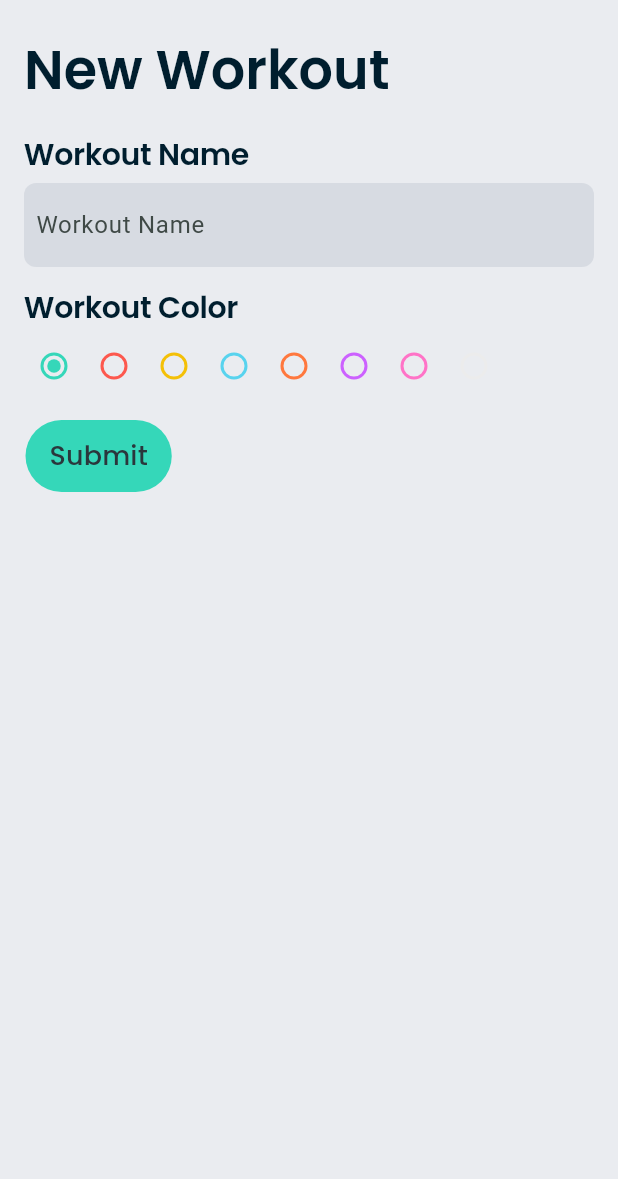
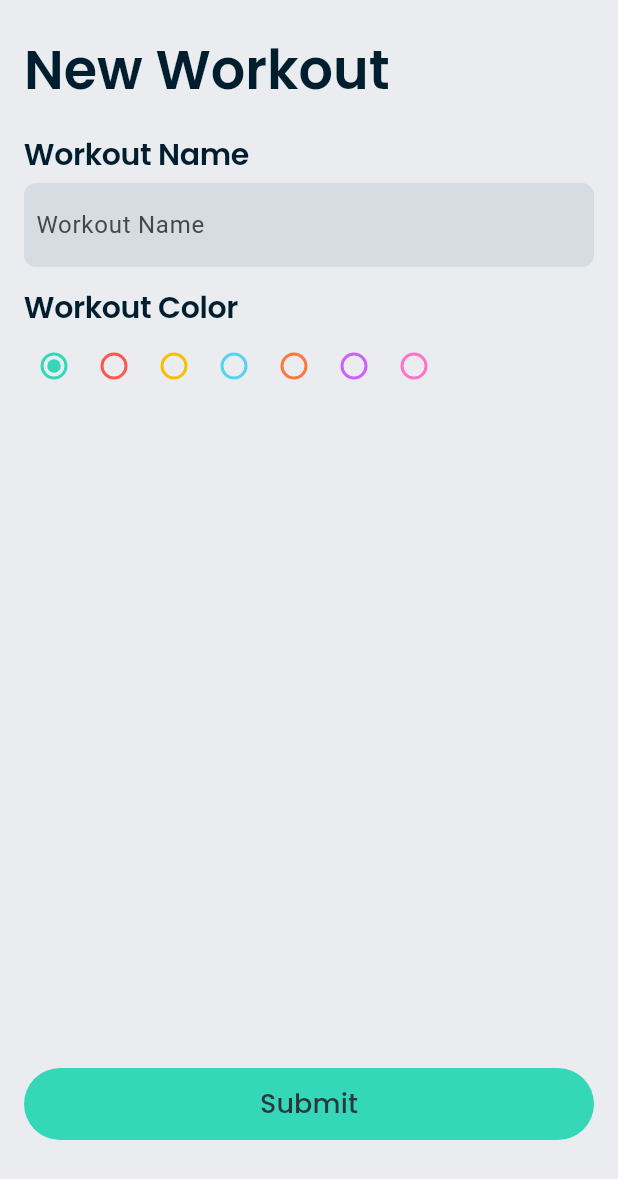
Before and after one commit to M4TTRX/spotme, a Flutter app: the AddWorkoutView widget shown alone on an empty page, opened directly with empty values, on a phone screen of 412 x 824 dp. Shown: the top 1179 px of the screen. Run offline on Flutter 3.47's test engine with Material 2 defaults, Android fonts, the phone set to English and light mode, and no system bars; our stand-ins replace cloud_firestore, firebase_auth, firebase_core, flutter_spinkit, flutter_svg, flutter_typeahead and 4 more; missing offline and left inert: firebase_ui_auth, spring_button; accounts and stored records are empty.

Commit message:
up to workotu stitching

```diff
--- a/lib/model/database/exercise_db_model.dart
+++ b/lib/model/database/exercise_db_model.dart
@@ -21,7 +21,7 @@ class DatabaseExercise {
   // notes represents the optional notes a user may put on their exercise
   String? notes;
   // workout describes the workout this exercise is part of
-  Workout? workout;
+  String? workout;
 
   // Generated methods
   // ==============================================================================
@@ -44,7 +44,7 @@ class DatabaseExercise {
     DateTime? createDate,
     String? userID,
     String? notes,
-    Workout? workout,
+    String? workout,
   }) {
     return DatabaseExercise(
       id: id ?? this.id,
@@ -67,7 +67,7 @@ class DatabaseExercise {
       'createDate': createDate?.millisecondsSinceEpoch,
       'userID': userID,
       'notes': notes,
-      'workout': workout?.toMap() ?? null,
+      'workout': workout,
     };
   }
 
@@ -83,7 +83,7 @@ class DatabaseExercise {
       createDate: DateTime.fromMillisecondsSinceEpoch(map['createDate']),
       userID: map['userID'],
       notes: map['notes'],
-      workout: Workout.fromMap(map['workout']),
+      workout: map['workout'],
     );
   }
 
--- a/lib/model/workout_model.dart
+++ b/lib/model/workout_model.dart
@@ -4,17 +4,20 @@ import 'package:flutter/material.dart';
 import 'package:spotme/theme/workout_colors.dart';
 
 class Workout {
-  Workout(this.name, this.userID, {this.color = WorkoutColor.NEUTRAL});
+  Workout(this.name, this.userID,
+      {this.color = WorkoutColor.NEUTRAL, active = true});
   final String name;
   final String userID;
   WorkoutColor color;
+  bool active = true;
 
   Workout copyWith({
     required String name,
     required String userID,
     color = WorkoutColor.NEUTRAL,
+      active = true
   }) {
-    return Workout(name, userID, color: color);
+    return Workout(name, userID, color: color, active: active);
   }
 
   Map<String, dynamic> toMap() {
@@ -22,6 +25,7 @@ class Workout {
       'name': name,
       'userID': userID,
       'color': color.name,
+      'active': active,
     };
   }
 
@@ -32,6 +36,7 @@ class Workout {
         map['name'],
         map['userID'],
         color: _getWorkoutColorFromMap(map),
+        active: map['userID'],
       );
     } catch (e) {
       print("Couldn't parse workout from map: $map");
--- a/lib/views/add_progress/add_exercise_view.dart
+++ b/lib/views/add_progress/add_exercise_view.dart
@@ -149,6 +149,12 @@ class _AddExerciseViewState extends State<AddExerciseView> {
                       onSuggestionSelected: (suggestion) {
                         setState(() {
                           try {
+                            // use the data from previous exercise to pre-load most things
+                            var newExercise = suggestion as Exercise;
+                            // genereate a new ID so create a new exercise
+                            newExercise.id = Uuid().v4();
+                            // set creation to now
+                            newExercise.createDate = DateTime.now();
                             this.exercise = suggestion as Exercise;
                             this.currentBuildType =
                                 "prefilled_" + (this.exercise!.type ?? "");
--- a/lib/views/add_progress/add_workout_modal_view.dart
+++ b/lib/views/add_progress/add_workout_modal_view.dart
@@ -66,6 +66,9 @@ class _AddWorkoutViewState extends State<AddWorkoutView> {
                   LayoutValues.MEDIUM,
                   LayoutValues.LARGEST),
               child: Column(
+                mainAxisAlignment: MainAxisAlignment.spaceBetween,
+                children: [
+                  Column(
                     crossAxisAlignment: CrossAxisAlignment.start,
                     children: [
                       Text(
@@ -105,42 +108,50 @@ class _AddWorkoutViewState extends State<AddWorkoutView> {
                         children: _colorRadio(),
                       ),
                       SizedBox(height: LayoutValues.MEDIUM),
-                  Row(
-                    children: [
-                      Row(
+
+                    ],
+                  ),
+                  Column(
                     mainAxisAlignment: MainAxisAlignment.spaceBetween,
                     children: [
-                          editMode
-                              ? TextButton(
-                                  child: Text("Delete"),
+                      if (editMode)
+                        ConstrainedBox(
+                          constraints:
+                              const BoxConstraints(minWidth: double.infinity),
+                          child: TextButton(
+                            child: Text("Delete this workout"),
                             style: ButtonStyles.dangerButton(context),
                             onPressed: () {
                               HapticFeedback.selectionClick();
                               this.service.deleteWorkout(
-                                        this._name.toLowerCase());
+                                  this._name.toLowerCase().trim());
                               Navigator.pop(context);
-
                             },
+                          ),
                         )
-                              : Container(
+                      else
+                        Container(
                           width: 1,
                         ),
-                          TextButton(
+                      SizedBox(height: LayoutValues.SMALL),
+                      ConstrainedBox(
+                        constraints:
+                            const BoxConstraints(minWidth: double.infinity),
+                        child: TextButton(
                           child: Text("Submit"),
                           style: ButtonStyles.actionButton(context),
                           onPressed: () {
                             HapticFeedback.selectionClick();
                             if (_formKey.currentState!.validate()) {
                               this.service.putWorkout(
-                                    this._name.toLowerCase(), _color);
+                                  this._name.toLowerCase().trim(), _color);
                               Navigator.pop(context);
                             } else {
                               HapticFeedback.heavyImpact();
                             }
                           },
+                        ),
                       )
-                        ],
-                      ),
                     ],
                   )
                 ],
--- a/lib/views/shared/buttons/buttonStyles.dart
+++ b/lib/views/shared/buttons/buttonStyles.dart
@@ -14,6 +14,7 @@ class ButtonStyles {
             Theme.of(context).colorScheme.primary),
       );
   static dangerButton(context) => ButtonStyle(
+        visualDensity: VisualDensity.compact,
         foregroundColor: MaterialStateProperty.all<Color>(
             Theme.of(context).colorScheme.error),
         backgroundColor: MaterialStateProperty.all<Color>(
```
Also changed, not shown: lib/model/exercise_model.dart (+14 -0 lines), lib/service/database/firestore_database_service.dart (+14 -5 lines), lib/service/service.dart (+12 -11 lines). Lines whose indentation alone changed are shown as unchanged.
